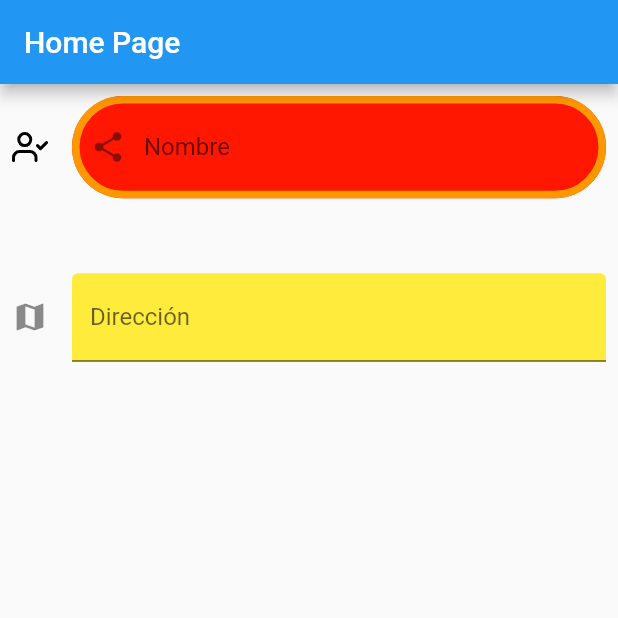
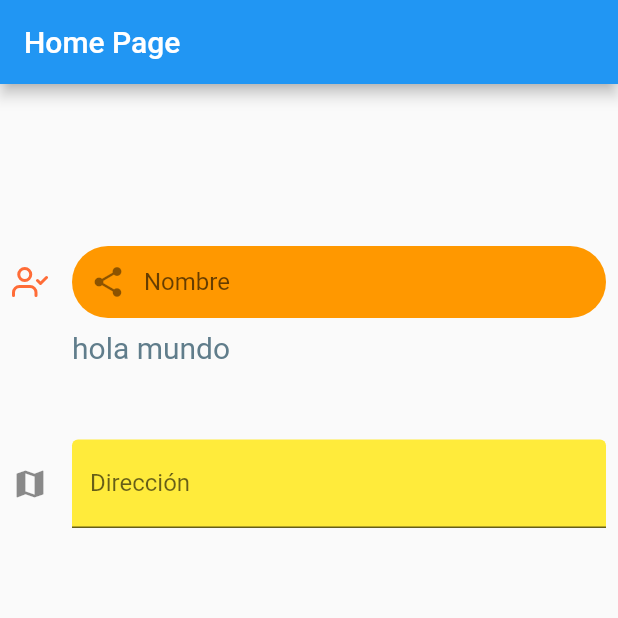
Before and after one commit to fr4nsgallegos/recetasapp, a Flutter app: the screen it shows after launch, on a phone screen of 412 x 824 dp, the top half of it. Run offline on Flutter 3.47's test engine with Material 2 defaults, Android fonts, the phone set to English and light mode, and no system bars; our stand-ins replace flutter_svg.

Commit message:
diseño text field

```diff
--- a/lib/pages/home_page.dart
+++ b/lib/pages/home_page.dart
@@ -20,35 +20,60 @@ class _HomePageState extends State<HomePage> {
           child: SingleChildScrollView(
             child: Column(
               children: [
+                SizedBox(
+                  height: 100,
+                ),
                 TextField(
-                  // focusNode: FocusNode(),
+                  //PROPIEDADES DEL CURSOS
+                  cursorColor: Colors.black,
+                  cursorHeight: 10,
+                  cursorWidth: 10,
+                  cursorRadius: Radius.circular(50),
+                  // showCursor: false,//HABILITA O DESHABILITA EL CURSOS
                   // enabled: false, //deshabilita el text field
                   decoration: InputDecoration(
+                    helperText: "hola mundo ",
+                    helperStyle:
+                        TextStyle(color: Colors.blueGrey, fontSize: 20),
+                    hoverColor: Colors.yellow,
+                    contentPadding: EdgeInsets.all(0),
                     hintText: "Ingrese el nombre de la institución",
+                    hintStyle: TextStyle(color: Colors.pink, fontSize: 15),
+                    hintMaxLines: 2,
 
                     // ESTILO MÁS GENERICO
                     label: Text("Nombre"),
-                    icon: SvgPicture.asset("assets/icons-svg/user-check.svg"),
+                    icon: SvgPicture.asset(
+                      "assets/icons-svg/user-check.svg",
+                      colorFilter: const ColorFilter.mode(
+                        Color(0xffFF6C37),
+                        BlendMode.srcIn,
+                      ),
+                    ),
                     prefixIcon: Icon(Icons.share),
                     suffix: Icon(Icons.abc),
                     filled: true,
-                    fillColor: Color.fromARGB(255, 255, 23, 2),
+                    fillColor: Colors.orange,
+                    // focusColor: Colors.amber,
 
                     //EL ESTILO QUE TOMA AL INICIO SIN QUE SE SELECCIONE EL TEXTFIELD
                     enabledBorder: OutlineInputBorder(
-                      borderSide: BorderSide(
-                        color: Colors.orange,
-                        width: 5,
-                      ),
+                      // borderSide: BorderSide(
+                      //   color: Colors.orange,
+                      //   width: 5,
+                      //   style: BorderStyle.solid,
+                      // ),
+                      borderSide: BorderSide.none,
                       borderRadius: BorderRadius.circular(50),
                     ),
                     //ESTILO QUE TOMA CUANDO SELECCIONO EL TEXTFIELD
                     focusedBorder: OutlineInputBorder(
-                      borderSide: BorderSide(
-                        color: Colors.black,
-                        width: 10,
-                      ),
-                      borderRadius: BorderRadius.circular(10),
+                      // borderSide: BorderSide(
+                      //   color: Colors.black,
+                      //   width: 10,
+                      // ),
+                      borderSide: BorderSide.none,
+                      borderRadius: BorderRadius.circular(50),
                     ),
                   ),
                 ),
--- a/pubspec.yaml
+++ b/pubspec.yaml
@@ -48,6 +48,8 @@ flutter:
   # To add assets to your application, add an assets section, like this:
   assets:
     - assets/icons-svg/
+    - assets/images/
+
   #   - images/a_dot_ham.jpeg
   # An image asset can refer to one or more resolution-specific "variants", see
   # https://flutter.dev/assets-and-images/#resolution-aware
```
